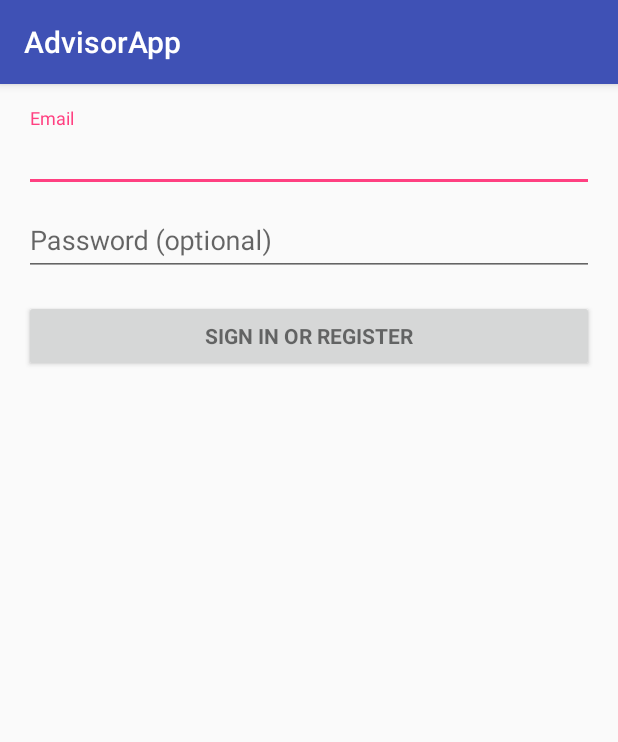
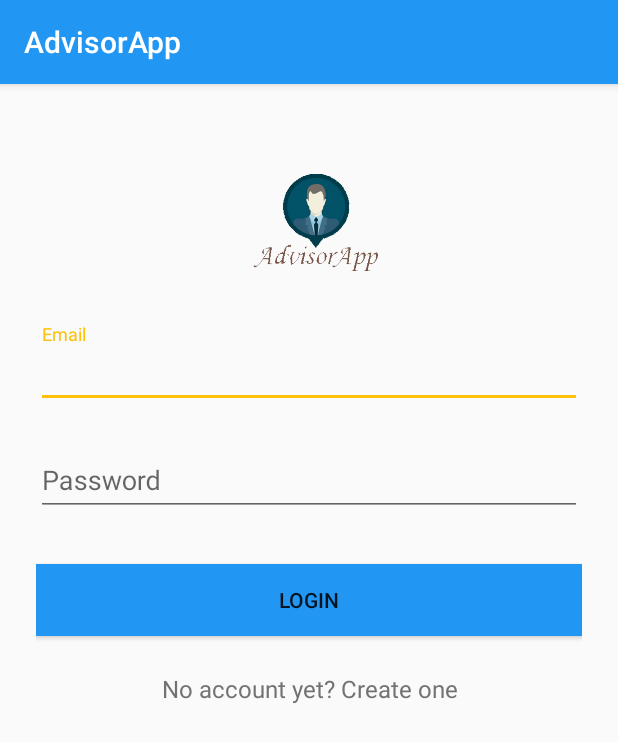
Before and after one commit to AdvisorApp/Android, an Android app: the screen it shows after launch (LoginActivity), on a phone screen of 412 x 824 dp. Shown: the top 742 px of the screen. Run offline under Robolectric (Android 15) with nearby library versions, the phone set to English and light mode, and no system bars; our stand-ins replace ButterKnife; libraries missing offline, so code that uses them is left out: com.afollestad.materialdialogs.

Commit message:
$ creating connection layout and some validation. adding some tools in gradle like butterknife or ui component

```diff
--- a/application/AdvisorApp/app/src/main/AndroidManifest.xml
+++ b/application/AdvisorApp/app/src/main/AndroidManifest.xml
@@ -14,7 +14,7 @@
         android:supportsRtl="true"
         android:theme="@style/AppTheme" >
         <activity
-            android:name=".LoginActivity"
+            android:name=".view.login.LoginActivity"
             android:label="@string/app_name" >
             <intent-filter>
                 <action android:name="android.intent.action.MAIN" />
--- a/application/AdvisorApp/app/src/main/java/com/advisorapp/LoginActivity.java
+++ /dev/null
@@ -1,349 +0,0 @@
-package com.advisorapp;
-
-import android.animation.Animator;
-import android.animation.AnimatorListenerAdapter;
-import android.annotation.TargetApi;
-import android.content.pm.PackageManager;
-import android.support.annotation.NonNull;
-import android.support.design.widget.Snackbar;
-import android.support.v7.app.AppCompatActivity;
-import android.app.LoaderManager.LoaderCallbacks;
-
-import android.content.CursorLoader;
-import android.content.Loader;
-import android.database.Cursor;
-import android.net.Uri;
-import android.os.AsyncTask;
-
-import android.os.Build;
-import android.os.Bundle;
-import android.provider.ContactsContract;
-import android.text.TextUtils;
-import android.view.KeyEvent;
-import android.view.View;
-import android.view.View.OnClickListener;
-import android.view.inputmethod.EditorInfo;
-import android.widget.ArrayAdapter;
-import android.widget.AutoCompleteTextView;
-import android.widget.Button;
-import android.widget.EditText;
-import android.widget.TextView;
-
-import java.util.ArrayList;
-import java.util.List;
-
-import static android.Manifest.permission.READ_CONTACTS;
-
-/**
- * A login screen that offers login via email/password.
- */
-public class LoginActivity extends AppCompatActivity implements LoaderCallbacks<Cursor> {
-
-    /**
-     * Id to identity READ_CONTACTS permission request.
-     */
-    private static final int REQUEST_READ_CONTACTS = 0;
-
-    /**
-     * A dummy authentication store containing known user names and passwords.
-     * TODO: remove after connecting to a real authentication system.
-     */
-    private static final String[] DUMMY_CREDENTIALS = new String[]{
-            "foo@example.com:hello", "bar@example.com:world"
-    };
-    /**
-     * Keep track of the login task to ensure we can cancel it if requested.
-     */
-    private UserLoginTask mAuthTask = null;
-
-    // UI references.
-    private AutoCompleteTextView mEmailView;
-    private EditText mPasswordView;
-    private View mProgressView;
-    private View mLoginFormView;
-
-    @Override
-    protected void onCreate(Bundle savedInstanceState) {
-        super.onCreate(savedInstanceState);
-        setContentView(R.layout.activity_login);
-        // Set up the login form.
-        mEmailView = (AutoCompleteTextView) findViewById(R.id.email);
-        populateAutoComplete();
-
-        mPasswordView = (EditText) findViewById(R.id.password);
-        mPasswordView.setOnEditorActionListener(new TextView.OnEditorActionListener() {
-            @Override
-            public boolean onEditorAction(TextView textView, int id, KeyEvent keyEvent) {
-                if (id == R.id.login || id == EditorInfo.IME_NULL) {
-                    attemptLogin();
-                    return true;
-                }
-                return false;
-            }
-        });
-
-        Button mEmailSignInButton = (Button) findViewById(R.id.email_sign_in_button);
-        mEmailSignInButton.setOnClickListener(new OnClickListener() {
-            @Override
-            public void onClick(View view) {
-                attemptLogin();
-            }
-        });
-
-        mLoginFormView = findViewById(R.id.login_form);
-        mProgressView = findViewById(R.id.login_progress);
-    }
-
-    private void populateAutoComplete() {
-        if (!mayRequestContacts()) {
-            return;
-        }
-
-        getLoaderManager().initLoader(0, null, this);
-    }
-
-    private boolean mayRequestContacts() {
-        if (Build.VERSION.SDK_INT < Build.VERSION_CODES.M) {
-            return true;
-        }
-        if (checkSelfPermission(READ_CONTACTS) == PackageManager.PERMISSION_GRANTED) {
-            return true;
-        }
-        if (shouldShowRequestPermissionRationale(READ_CONTACTS)) {
-            Snackbar.make(mEmailView, R.string.permission_rationale, Snackbar.LENGTH_INDEFINITE)
-                    .setAction(android.R.string.ok, new View.OnClickListener() {
-                        @Override
-                        @TargetApi(Build.VERSION_CODES.M)
-                        public void onClick(View v) {
-                            requestPermissions(new String[]{READ_CONTACTS}, REQUEST_READ_CONTACTS);
-                        }
-                    });
-        } else {
-            requestPermissions(new String[]{READ_CONTACTS}, REQUEST_READ_CONTACTS);
-        }
-        return false;
-    }
-
-    /**
-     * Callback received when a permissions request has been completed.
-     */
-    @Override
-    public void onRequestPermissionsResult(int requestCode, @NonNull String[] permissions,
-                                           @NonNull int[] grantResults) {
-        if (requestCode == REQUEST_READ_CONTACTS) {
-            if (grantResults.length == 1 && grantResults[0] == PackageManager.PERMISSION_GRANTED) {
-                populateAutoComplete();
-            }
-        }
-    }
-
-
-    /**
-     * Attempts to sign in or register the account specified by the login form.
-     * If there are form errors (invalid email, missing fields, etc.), the
-     * errors are presented and no actual login attempt is made.
-     */
-    private void attemptLogin() {
-        if (mAuthTask != null) {
-            return;
-        }
-
-        // Reset errors.
-        mEmailView.setError(null);
-        mPasswordView.setError(null);
-
-        // Store values at the time of the login attempt.
-        String email = mEmailView.getText().toString();
-        String password = mPasswordView.getText().toString();
-
-        boolean cancel = false;
-        View focusView = null;
-
-        // Check for a valid password, if the user entered one.
-        if (!TextUtils.isEmpty(password) && !isPasswordValid(password)) {
-            mPasswordView.setError(getString(R.string.error_invalid_password));
-            focusView = mPasswordView;
-            cancel = true;
-        }
-
-        // Check for a valid email address.
-        if (TextUtils.isEmpty(email)) {
-            mEmailView.setError(getString(R.string.error_field_required));
-            focusView = mEmailView;
-            cancel = true;
-        } else if (!isEmailValid(email)) {
-            mEmailView.setError(getString(R.string.error_invalid_email));
-            focusView = mEmailView;
-            cancel = true;
-        }
-
-        if (cancel) {
-            // There was an error; don't attempt login and focus the first
-            // form field with an error.
-            focusView.requestFocus();
-        } else {
-            // Show a progress spinner, and kick off a background task to
-            // perform the user login attempt.
-            showProgress(true);
-            mAuthTask = new UserLoginTask(email, password);
-            mAuthTask.execute((Void) null);
-        }
-    }
-
-    private boolean isEmailValid(String email) {
-        //TODO: Replace this with your own logic
-        return email.contains("@");
-    }
-
-    private boolean isPasswordValid(String password) {
-        //TODO: Replace this with your own logic
-        return password.length() > 4;
-    }
-
-    /**
-     * Shows the progress UI and hides the login form.
-     */
-    @TargetApi(Build.VERSION_CODES.HONEYCOMB_MR2)
-    private void showProgress(final boolean show) {
-        // On Honeycomb MR2 we have the ViewPropertyAnimator APIs, which allow
-        // for very easy animations. If available, use these APIs to fade-in
-        // the progress spinner.
-        if (Build.VERSION.SDK_INT >= Build.VERSION_CODES.HONEYCOMB_MR2) {
-            int shortAnimTime = getResources().getInteger(android.R.integer.config_shortAnimTime);
-
-            mLoginFormView.setVisibility(show ? View.GONE : View.VISIBLE);
-            mLoginFormView.animate().setDuration(shortAnimTime).alpha(
-                    show ? 0 : 1).setListener(new AnimatorListenerAdapter() {
-                @Override
-                public void onAnimationEnd(Animator animation) {
-                    mLoginFormView.setVisibility(show ? View.GONE : View.VISIBLE);
-                }
-            });
-
-            mProgressView.setVisibility(show ? View.VISIBLE : View.GONE);
-            mProgressView.animate().setDuration(shortAnimTime).alpha(
-                    show ? 1 : 0).setListener(new AnimatorListenerAdapter() {
-                @Override
-                public void onAnimationEnd(Animator animation) {
-                    mProgressView.setVisibility(show ? View.VISIBLE : View.GONE);
-                }
-            });
-        } else {
-            // The ViewPropertyAnimator APIs are not available, so simply show
-            // and hide the relevant UI components.
-            mProgressView.setVisibility(show ? View.VISIBLE : View.GONE);
-            mLoginFormView.setVisibility(show ? View.GONE : View.VISIBLE);
-        }
-    }
-
-    @Override
-    public Loader<Cursor> onCreateLoader(int i, Bundle bundle) {
-        return new CursorLoader(this,
-                // Retrieve data rows for the device user's 'profile' contact.
-                Uri.withAppendedPath(ContactsContract.Profile.CONTENT_URI,
-                        ContactsContract.Contacts.Data.CONTENT_DIRECTORY), ProfileQuery.PROJECTION,
-
-                // Select only email addresses.
-                ContactsContract.Contacts.Data.MIMETYPE +
-                        " = ?", new String[]{ContactsContract.CommonDataKinds.Email
-                .CONTENT_ITEM_TYPE},
-
-                // Show primary email addresses first. Note that there won't be
-                // a primary email address if the user hasn't specified one.
-                ContactsContract.Contacts.Data.IS_PRIMARY + " DESC");
-    }
-
-    @Override
-    public void onLoadFinished(Loader<Cursor> cursorLoader, Cursor cursor) {
-        List<String> emails = new ArrayList<>();
-        cursor.moveToFirst();
-        while (!cursor.isAfterLast()) {
-            emails.add(cursor.getString(ProfileQuery.ADDRESS));
-            cursor.moveToNext();
-        }
-
-        addEmailsToAutoComplete(emails);
-    }
-
-    @Override
-    public void onLoaderReset(Loader<Cursor> cursorLoader) {
-
-    }
-
-    private interface ProfileQuery {
-        String[] PROJECTION = {
-                ContactsContract.CommonDataKinds.Email.ADDRESS,
-                ContactsContract.CommonDataKinds.Email.IS_PRIMARY,
-        };
-
-        int ADDRESS = 0;
-        int IS_PRIMARY = 1;
-    }
-
-
-    private void addEmailsToAutoComplete(List<String> emailAddressCollection) {
-        //Create adapter to tell the AutoCompleteTextView what to show in its dropdown list.
-        ArrayAdapter<String> adapter =
-                new ArrayAdapter<>(LoginActivity.this,
-                        android.R.layout.simple_dropdown_item_1line, emailAddressCollection);
-
-        mEmailView.setAdapter(adapter);
-    }
-
-    /**
-     * Represents an asynchronous login/registration task used to authenticate
-     * the user.
-     */
-    public class UserLoginTask extends AsyncTask<Void, Void, Boolean> {
-
-        private final String mEmail;
-        private final String mPassword;
-
-        UserLoginTask(String email, String password) {
-            mEmail = email;
-            mPassword = password;
-        }
-
-        @Override
-        protected Boolean doInBackground(Void... params) {
-            // TODO: attempt authentication against a network service.
-
-            try {
-                // Simulate network access.
-                Thread.sleep(2000);
-            } catch (InterruptedException e) {
-                return false;
-            }
-
-            for (String credential : DUMMY_CREDENTIALS) {
-                String[] pieces = credential.split(":");
-                if (pieces[0].equals(mEmail)) {
-                    // Account exists, return true if the password matches.
-                    return pieces[1].equals(mPassword);
-                }
-            }
-
-            // TODO: register the new account here.
-            return true;
-        }
-
-        @Override
-        protected void onPostExecute(final Boolean success) {
-            mAuthTask = null;
-            showProgress(false);
-
-            if (success) {
-                finish();
-            } else {
-                mPasswordView.setError(getString(R.string.error_incorrect_password));
-                mPasswordView.requestFocus();
-            }
-        }
-
-        @Override
-        protected void onCancelled() {
-            mAuthTask = null;
-            showProgress(false);
-        }
-    }
-}
--- a/application/AdvisorApp/app/src/main/res/layout/activity_login.xml
+++ b/application/AdvisorApp/app/src/main/res/layout/activity_login.xml
@@ -1,49 +1,69 @@
-<LinearLayout xmlns:android="http://schemas.android.com/apk/res/android"
-    xmlns:tools="http://schemas.android.com/tools" android:layout_width="match_parent"
-    android:layout_height="match_parent" android:gravity="center_horizontal"
-    android:orientation="vertical" android:paddingBottom="@dimen/activity_vertical_margin"
-    android:paddingLeft="@dimen/activity_horizontal_margin"
-    android:paddingRight="@dimen/activity_horizontal_margin"
-    android:paddingTop="@dimen/activity_vertical_margin" tools:context=".LoginActivity">
+<?xml version="1.0" encoding="utf-8"?>
+<ScrollView xmlns:android="http://schemas.android.com/apk/res/android"
+    android:layout_width="fill_parent"
+    android:layout_height="fill_parent"
+    android:fitsSystemWindows="true">
 
-    <!-- Login progress -->
-    <ProgressBar android:id="@+id/login_progress" style="?android:attr/progressBarStyleLarge"
-        android:layout_width="wrap_content" android:layout_height="wrap_content"
-        android:layout_marginBottom="8dp" android:visibility="gone" />
+    <LinearLayout
+        android:orientation="vertical"
+        android:layout_width="match_parent"
+        android:layout_height="wrap_content"
+        android:paddingTop="56dp"
+        android:paddingLeft="24dp"
+        android:paddingRight="24dp">
 
-    <ScrollView android:id="@+id/login_form" android:layout_width="match_parent"
-        android:layout_height="match_parent">
+        <ImageView android:src="@drawable/logo"
+            android:layout_width="wrap_content"
+            android:layout_height="72dp"
+            android:layout_marginBottom="24dp"
+            android:layout_gravity="center_horizontal" />
 
-        <LinearLayout android:id="@+id/email_login_form" android:layout_width="match_parent"
-            android:layout_height="wrap_content" android:orientation="vertical">
+        <!--  Email Label -->
+        <android.support.design.widget.TextInputLayout
+            android:layout_width="match_parent"
+            android:layout_height="wrap_content"
+            android:layout_marginTop="8dp"
+            android:layout_marginBottom="8dp">
+            <EditText android:id="@+id/input_email"
+                android:layout_width="match_parent"
+                android:layout_height="wrap_content"
+                android:inputType="textEmailAddress"
+                android:hint="Email" />
+        </android.support.design.widget.TextInputLayout>
 
-            <android.support.design.widget.TextInputLayout android:layout_width="match_parent"
-                android:layout_height="wrap_content">
+        <!--  Password Label -->
+        <android.support.design.widget.TextInputLayout
+            android:layout_width="match_parent"
+            android:layout_height="wrap_content"
+            android:layout_marginTop="8dp"
+            android:layout_marginBottom="8dp">
+            <EditText android:id="@+id/input_password"
+                android:layout_width="match_parent"
+                android:layout_height="wrap_content"
+                android:inputType="textPassword"
+                android:hint="Password"/>
+        </android.support.design.widget.TextInputLayout>
 
-                <AutoCompleteTextView android:id="@+id/email" android:layout_width="match_parent"
-                    android:layout_height="wrap_content" android:hint="@string/prompt_email"
-                    android:inputType="textEmailAddress" android:maxLines="1"
-                    android:singleLine="true" />
+        <android.support.v7.widget.AppCompatButton
+            android:id="@+id/btn_login"
+            android:onClick="login"
+            android:layout_width="fill_parent"
+            android:layout_height="wrap_content"
+            android:layout_marginTop="24dp"
+            android:layout_marginBottom="24dp"
+            android:padding="12dp"
+            android:text="Login"
+            android:background="@color/primary"/>
 
-            </android.support.design.widget.TextInputLayout>
+        <TextView android:id="@+id/link_signup"
+            android:layout_width="fill_parent"
+            android:layout_height="wrap_content"
+            android:layout_marginBottom="24dp"
+            android:text="No account yet? Create one"
+            android:gravity="center"
+            android:textSize="16dip"
+            android:onClick="signUp"
+            android:textColor="@color/secondary_text"/>
 
-            <android.support.design.widget.TextInputLayout android:layout_width="match_parent"
-                android:layout_height="wrap_content">
-
-                <EditText android:id="@+id/password" android:layout_width="match_parent"
-                    android:layout_height="wrap_content" android:hint="@string/prompt_password"
-                    android:imeActionId="@+id/login"
-                    android:imeActionLabel="@string/action_sign_in_short"
-                    android:imeOptions="actionUnspecified" android:inputType="textPassword"
-                    android:maxLines="1" android:singleLine="true" />
-
-            </android.support.design.widget.TextInputLayout>
-
-            <Button android:id="@+id/email_sign_in_button" style="?android:textAppearanceSmall"
-                android:layout_width="match_parent" android:layout_height="wrap_content"
-                android:layout_marginTop="16dp" android:text="@string/action_sign_in"
-                android:textStyle="bold" />
-
-        </LinearLayout>
-    </ScrollView>
-</LinearLayout>
+    </LinearLayout>
+</ScrollView>
--- a/application/AdvisorApp/app/src/main/res/values/colors.xml
+++ b/application/AdvisorApp/app/src/main/res/values/colors.xml
@@ -1,6 +1,11 @@
 <?xml version="1.0" encoding="utf-8"?>
 <resources>
-    <color name="colorPrimary">#3F51B5</color>
-    <color name="colorPrimaryDark">#303F9F</color>
-    <color name="colorAccent">#FF4081</color>
+    <color name="primary">#2196F3</color>
+    <color name="primary_dark">#1976D2</color>
+    <color name="primary_light">#BBDEFB</color>
+    <color name="accent">#FFC107</color>
+    <color name="primary_text">#212121</color>
+    <color name="secondary_text">#727272</color>
+    <color name="icons">#FFFFFF</color>
+    <color name="divider">#B6B6B6</color>
 </resources>
--- a/application/AdvisorApp/app/src/main/res/values/styles.xml
+++ b/application/AdvisorApp/app/src/main/res/values/styles.xml
@@ -3,9 +3,9 @@
     <!-- Base application theme. -->
     <style name="AppTheme" parent="Theme.AppCompat.Light.DarkActionBar">
         <!-- Customize your theme here. -->
-        <item name="colorPrimary">@color/colorPrimary</item>
-        <item name="colorPrimaryDark">@color/colorPrimaryDark</item>
-        <item name="colorAccent">@color/colorAccent</item>
+        <item name="colorPrimary">@color/primary</item>
+        <item name="colorPrimaryDark">@color/primary_dark</item>
+        <item name="colorAccent">@color/accent</item>
     </style>
 
 </resources>
```
Also changed, not shown: application/AdvisorApp/app/build.gradle (+14 -0 lines), application/AdvisorApp/app/src/main/java/com/advisorapp/view/login/LoginActivity.java (added, +133 -0 lines), application/AdvisorApp/app/src/main/res/drawable/logo.png (added), application/AdvisorApp/app/src/main/res/drawable/logo2.png (added).
